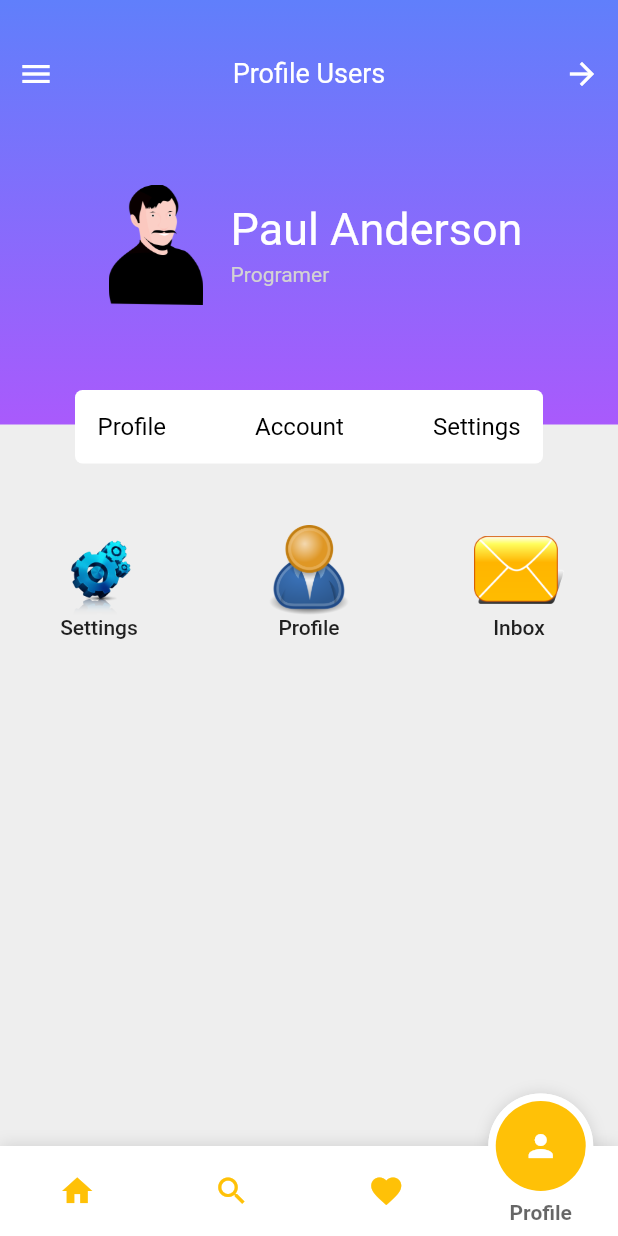
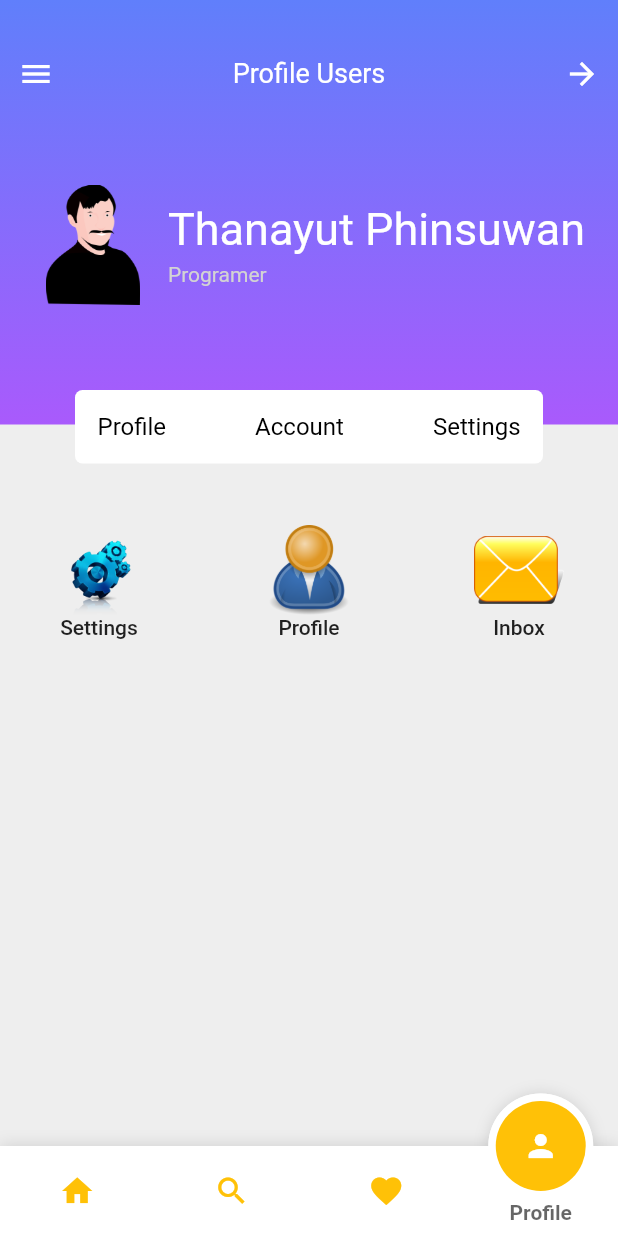
Before and after one commit to Thanayut-Dev/Customer-Flutterapp, a Flutter app: the screen it shows after launch, item 4 of the bottom bar chosen, on a phone screen of 412 x 824 dp. Run offline on Flutter 3.47's test engine with Material 2 defaults, Android fonts, the phone set to English and light mode, and no system bars; drawn by our look-alikes of fancy_bottom_navigation; our stand-ins replace carousel_slider; Roboto replaces fonts that are missing (ralewaymedium).

Commit message:
profile setting

```diff
--- a/lib/component/Profilepage/SettingPage.dart
+++ b/lib/component/Profilepage/SettingPage.dart
@@ -81,7 +81,7 @@ Widget profile(BuildContext context) => Positioned(
                             crossAxisAlignment: CrossAxisAlignment.start,
                             children: <Widget>[
                               Text(
-                                "Paul Anderson",
+                                "Thanayut Phinsuwan",
                                 style: TextStyle(
                                     color: Colors.white,
                                     fontSize: 30.0,
```
